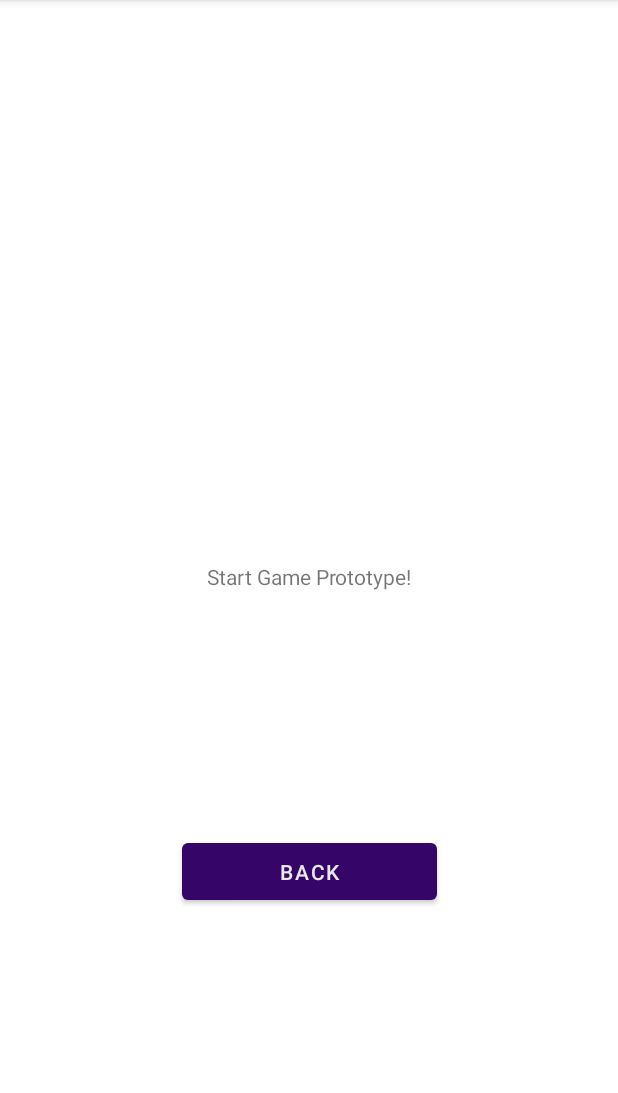
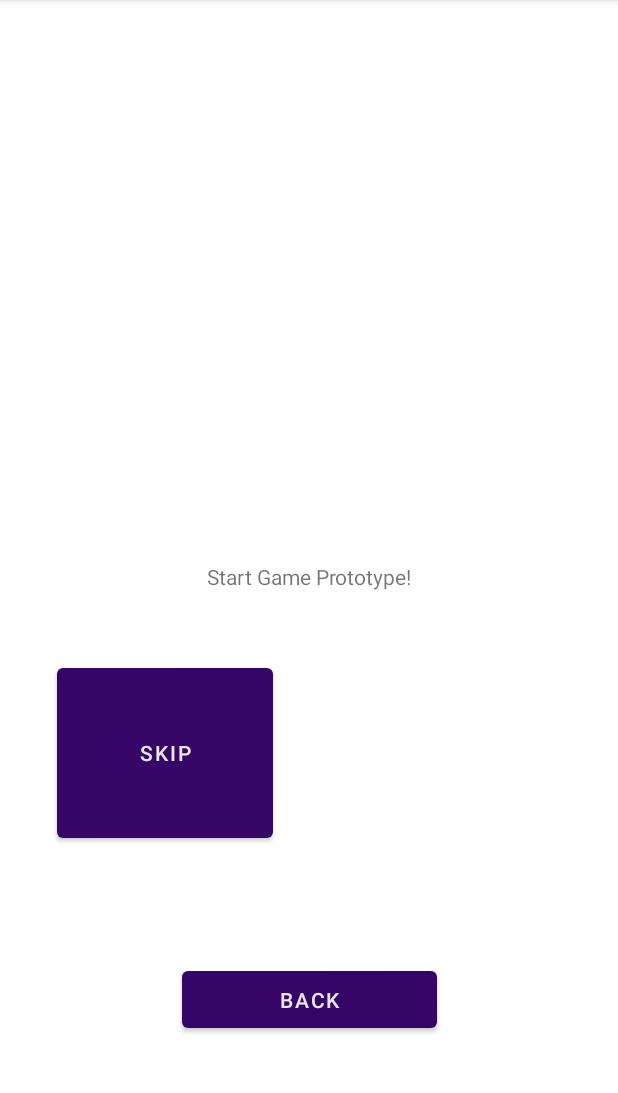
Before and after one commit to sw21-tug/Team_24, an Android app: the GamePrototypeFragment screen opened directly, with no data from a screen before it, on a phone screen of 412 x 824 dp, the part 84-1177 px from its top. Run offline under Robolectric (Android 15) with nearby library versions, the phone set to English and light mode, and no system bars.

Commit message:
GW-005-A added skip button to the game prototype [SA, SK]

```diff
--- a/app/src/main/res/layout/fragment_game_prototype.xml
+++ b/app/src/main/res/layout/fragment_game_prototype.xml
@@ -21,11 +21,23 @@
         android:layout_width="170dp"
         android:layout_height="50dp"
         android:text="Back"
-        app:layout_constraintTop_toBottomOf="@id/text_startGame"
+        app:layout_constraintTop_toBottomOf="@id/btn_skipWord"
         app:layout_constraintBottom_toBottomOf="parent"
         app:layout_constraintLeft_toLeftOf="parent"
         app:layout_constraintRight_toRightOf="parent"
         />
 
+    <Button
+        android:id="@+id/btn_skipWord"
+        android:layout_width="144dp"
+        android:layout_height="125dp"
+        android:text="Skip"
+        app:layout_constraintBottom_toBottomOf="@id/btn_back_GP"
+        app:layout_constraintHorizontal_bias="0.142"
+        app:layout_constraintLeft_toLeftOf="parent"
+        app:layout_constraintRight_toRightOf="parent"
+        app:layout_constraintTop_toBottomOf="@id/text_startGame"
+        app:layout_constraintVertical_bias="0.264" />
+
 
 </androidx.constraintlayout.widget.ConstraintLayout>
```
